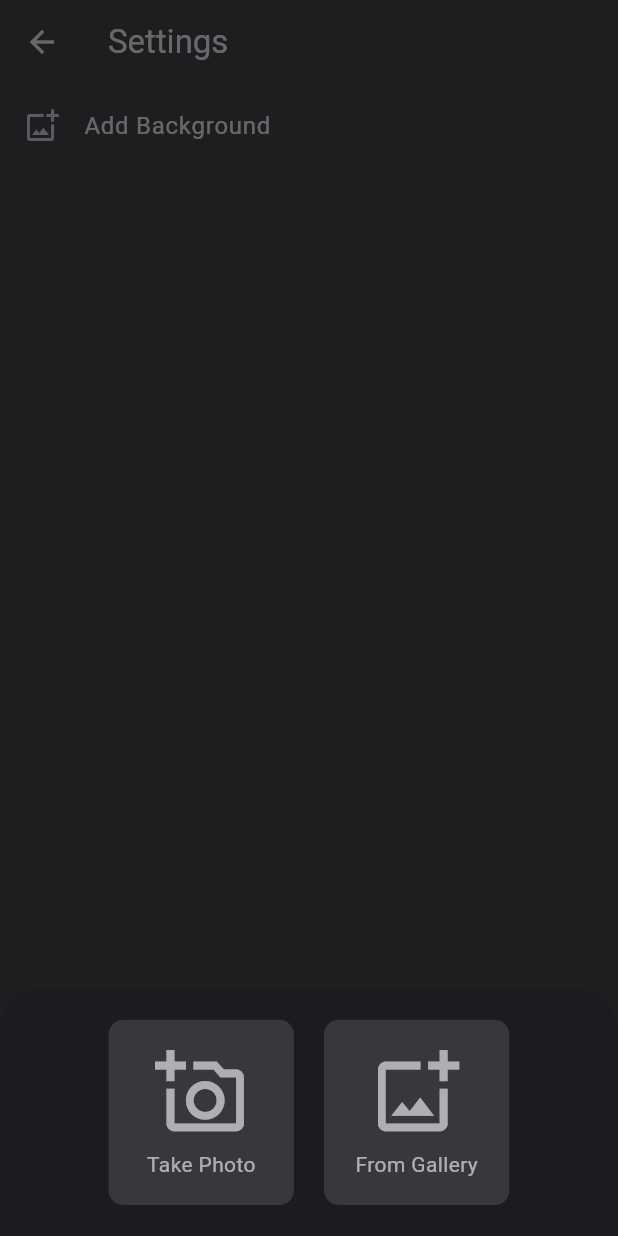
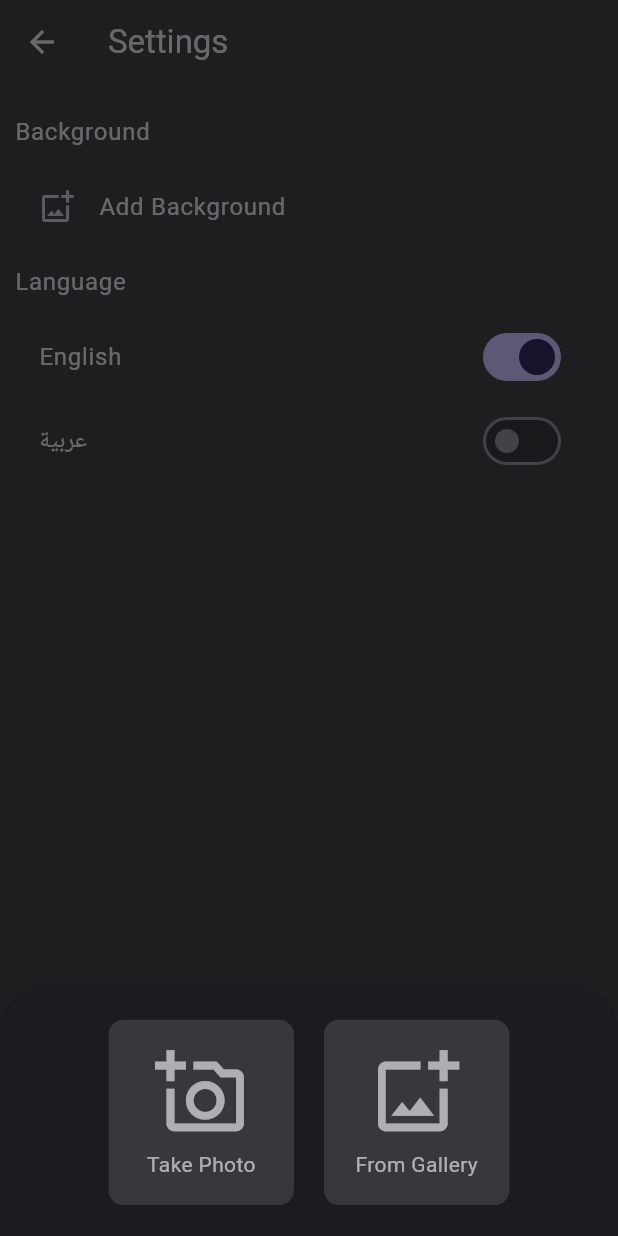
Before and after one commit to talatsaleh/note_it, a Flutter app: the SettingsScreen screen opened directly, after a tap on "Add Background", on a phone screen of 412 x 824 dp. Run offline on Flutter 3.47's test engine with Material 3 defaults, Android fonts, the phone set to English and light mode, and no system bars; our stand-ins replace flutter_riverpod, google_fonts, image_picker, riverpod, sqflite; accounts and stored records are empty; Roboto replaces fonts that are missing (Signika).

Commit message:
downgrade intl to ^18.1 for localization added localization to the app added localization provider to handle change language in settings handle some issues when change language handle direction of text when writing english or arabic now any arabic text will be rtl even if locale of app is english and so on

```diff
--- a/lib/providers/image_provider.dart
+++ b/lib/providers/image_provider.dart
@@ -20,7 +20,6 @@ class ImageNotifier extends StateNotifier<File?> {
     final Directory appDocImageFolder = await _getPath();
     final list = appDocImageFolder.listSync(recursive: true);
     if (list.isEmpty) {
-      print('there is no image!');
       return null;
     }
     state = list.first as File?;
--- /dev/null
+++ b/lib/providers/localization_provider.dart
@@ -0,0 +1,14 @@
+import 'package:flutter/material.dart';
+import 'package:riverpod/riverpod.dart';
+
+class LocalizationNotifier extends StateNotifier<Locale> {
+  LocalizationNotifier() : super(const Locale('en'));
+  void setLocal(String languageCode) {
+    state = Locale(languageCode);
+  }
+}
+
+final localizationProvider =
+    StateNotifierProvider<LocalizationNotifier, Locale>(
+  (ref) => LocalizationNotifier(),
+);
--- a/lib/screens/home_screen.dart
+++ b/lib/screens/home_screen.dart
@@ -9,6 +9,7 @@ import 'package:notes_app/providers/note_provider.dart';
 import 'package:notes_app/screens/add_note_screen.dart';
 import 'package:notes_app/modules/note_module.dart';
 import 'package:notes_app/screens/settings_screen.dart';
+import 'package:notes_app/utils/localization/app_localization.dart';
 import 'package:notes_app/widgets/note_widget.dart';
 
 class HomeScreen extends ConsumerStatefulWidget {
@@ -143,7 +144,7 @@ class NothingToSeeHere extends StatelessWidget {
                   ),
             ),
             Text(
-              'There is no Notes to see, try to add one',
+              'there_is_no_widget'.tr(context),
               style: Theme.of(context).textTheme.bodyLarge!.copyWith(
                     color: Theme.of(context).colorScheme.onBackground,
                   ),
--- a/lib/screens/settings_screen.dart
+++ b/lib/screens/settings_screen.dart
@@ -3,7 +3,10 @@ import 'dart:io';
 import 'package:flutter/material.dart';
 import 'package:flutter_riverpod/flutter_riverpod.dart';
 import 'package:notes_app/providers/image_provider.dart';
+import 'package:notes_app/providers/localization_provider.dart';
+import 'package:notes_app/utils/localization/app_localization.dart';
 import 'package:notes_app/widgets/add_image_widget.dart';
+import 'package:notes_app/widgets/switch_language_widget.dart';
 import 'package:path/path.dart' as path;
 
 class SettingsScreen extends ConsumerStatefulWidget {
@@ -17,10 +20,16 @@ class _SettingsScreenNotifier extends ConsumerState<SettingsScreen> {
   late PickImage picker;
   File? _image;
   bool _isRun = true;
+  bool _english = false;
+  bool _arabic = false;
 
   @override
   void didChangeDependencies() {
     if (_isRun) {
+      _english =
+          ref.read(localizationProvider).languageCode == 'en' ? true : false;
+      _arabic =
+          ref.read(localizationProvider).languageCode == 'ar' ? true : false;
       picker = PickImage(
         context,
         pickImage: (image) {
@@ -53,20 +62,38 @@ class _SettingsScreenNotifier extends ConsumerState<SettingsScreen> {
               Theme.of(context).colorScheme.background.withOpacity(.8),
           appBar: AppBar(
             backgroundColor: Colors.transparent,
-            title: const Text('Settings'),
+            title: Text("settings".tr(context)),
           ),
-          body: Column(
+          body: Padding(
+            padding: const EdgeInsets.all(10),
+            child: Column(
+              crossAxisAlignment: CrossAxisAlignment.start,
               children: [
+                const SizedBox(
+                  height: 10,
+                ),
+                Text('background'.tr(context),
+                    style: Theme.of(context).textTheme.bodyLarge!.copyWith(
+                          color: Theme.of(context).colorScheme.onBackground,
+                        )),
+                const SizedBox(
+                  height: 10,
+                ),
                 ListTile(
                   onTap: () {
                     picker.addImage();
                   },
                   leading: const Icon(Icons.add_photo_alternate_outlined),
-                title: const Text('Add Background'),
+                  title: Text("add_background".tr(context)),
                   trailing:
                       _image == null ? null : Text(path.basename(_image!.path)),
                 ),
+                const SizedBox(
+                  height: 10,
+                ),
+                SwitchLanguageWidget()
               ],
+            ),
           ),
         ),
       ],
--- /dev/null
+++ b/lib/utils/localization/app_localization.dart
@@ -0,0 +1,55 @@
+import 'dart:convert';
+
+import 'package:flutter/material.dart';
+import 'package:flutter/services.dart';
+
+class AppLocalizations {
+  final Locale? locale;
+
+  AppLocalizations(this.locale);
+
+  static AppLocalizations? of(BuildContext context) {
+    return Localizations.of<AppLocalizations>(context, AppLocalizations);
+  }
+
+  static const LocalizationsDelegate<AppLocalizations> delegate =
+      _AppLocalizationDelegate();
+  late Map<String, String> _localizedStrings;
+
+  Future loadJsonLanguage() async {
+    String jsonString =
+        await rootBundle.loadString('assets/lang/${locale!.languageCode}.json');
+    Map<String, dynamic> jsonMap = json.decode(jsonString);
+    _localizedStrings = jsonMap.map((key, value) {
+      return MapEntry(key, value.toString());
+    });
+  }
+
+  String translate(String key) => _localizedStrings[key] ?? '';
+}
+
+class _AppLocalizationDelegate extends LocalizationsDelegate<AppLocalizations> {
+  const _AppLocalizationDelegate();
+
+  @override
+  bool isSupported(Locale locale) {
+    return ['en', 'ar'].contains(locale.languageCode);
+  }
+
+  @override
+  Future<AppLocalizations> load(Locale locale) async {
+    AppLocalizations localizations = AppLocalizations(locale);
+    await localizations.loadJsonLanguage();
+    return localizations;
+  }
+
+  @override
+  bool shouldReload(covariant LocalizationsDelegate<AppLocalizations> old) {
+    return false;
+  }
+}
+
+extension TranslateForLocal on String {
+  String tr(BuildContext context) =>
+      AppLocalizations.of(context)!.translate(this);
+}
--- a/lib/widgets/add_image_widget.dart
+++ b/lib/widgets/add_image_widget.dart
@@ -2,6 +2,7 @@ import 'dart:io';
 
 import 'package:flutter/material.dart';
 import 'package:image_picker/image_picker.dart';
+import 'package:notes_app/utils/localization/app_localization.dart';
 
 class AddImageWidget extends StatefulWidget {
   const AddImageWidget({super.key, required this.image});
@@ -83,12 +84,14 @@ class CustomVerticalIconButton extends StatelessWidget {
           children: [
             Icon(icon,
                 size: size == null ? null : size! * .5, color: Colors.white60),
-            Text(
+            FittedBox(
+              child: Text(
                 label,
                 style: Theme.of(context)
                     .textTheme
                     .bodyMedium!
                     .copyWith(color: Colors.white60),
+              ),
             )
           ],
         ),
@@ -132,8 +135,6 @@ class PickImage {
   }
 
   void addImage() async {
-    print(image == null ? 'image: no' : 'image: yes');
-    print(isSet ? 'set: yes' : 'set: no');
     await showModalBottomSheet(
       context: context,
       builder: (context) {
@@ -144,7 +145,7 @@ class PickImage {
             children: [
               CustomVerticalIconButton(
                 size: image != null && isSet ? null : size.height * .15,
-                label: 'Take Photo',
+                label: "take_photo".tr(context),
                 icon: Icons.add_a_photo_outlined,
                 action: () => _pickImage(ImageSource.camera),
               ),
@@ -152,12 +153,13 @@ class PickImage {
                 action: () => _pickImage(ImageSource.gallery),
                 size: image != null && isSet ? null : size.height * .15,
                 icon: Icons.add_photo_alternate_outlined,
-                  label: 'From Gallery'),
+                label: "from_Gallery".tr(context),
+              ),
               if (image != null && isSet)
                 CustomVerticalIconButton(
                     size: null,
                     icon: Icons.close,
-                    label: 'Remove',
+                    label: "remove".tr(context),
                     action: () {
                       removeImage();
                       prevImage = false;
--- /dev/null
+++ b/lib/widgets/switch_language_widget.dart
@@ -0,0 +1,58 @@
+import 'package:flutter/material.dart';
+import 'package:flutter_riverpod/flutter_riverpod.dart';
+import 'package:notes_app/providers/localization_provider.dart';
+import 'package:notes_app/utils/localization/app_localization.dart';
+
+class SwitchLanguageWidget extends StatelessWidget {
+  const SwitchLanguageWidget({super.key});
+
+  @override
+  Widget build(BuildContext context) {
+    return Column(
+      crossAxisAlignment: CrossAxisAlignment.start,
+      children: [
+        Text('language'.tr(context),
+            style: Theme.of(context).textTheme.bodyLarge!.copyWith(
+                  color: Theme.of(context).colorScheme.onBackground,
+                )),
+        const SizedBox(
+          height: 10,
+        ),
+        const _SwitchListTile('en', 'English'),
+        const _SwitchListTile('ar', 'عربية'),
+      ],
+    );
+  }
+}
+
+class _SwitchListTile extends ConsumerStatefulWidget {
+  const _SwitchListTile(this.languageCode, this.title, {super.key});
+
+  final String languageCode;
+  final String title;
+
+  @override
+  ConsumerState<_SwitchListTile> createState() => _SwitchListTileNotifier();
+}
+
+class _SwitchListTileNotifier extends ConsumerState<_SwitchListTile> {
+  late Locale locale;
+  late bool value;
+
+  @override
+  Widget build(BuildContext context) {
+    locale = ref.watch(localizationProvider);
+    value = locale.languageCode == widget.languageCode ? true : false;
+    return SwitchListTile(
+        title: Text(widget.title),
+        value: value,
+        onChanged: (newValue) {
+          setState(() => value = newValue);
+          if (value) {
+            ref
+                .read(localizationProvider.notifier)
+                .setLocal(widget.languageCode);
+          }
+        });
+  }
+}
```
Also changed, not shown: assets/lang/ar.json (added, +17 -0 lines), assets/lang/en.json (added, +17 -0 lines), lib/main.dart (+28 -2 lines), lib/screens/add_note_screen.dart (+23 -13 lines), lib/screens/view_note_screen.dart (+45 -21 lines), lib/utils/localization/detect_language.dart (added, +39 -0 lines), lib/widgets/note_widget.dart (+29 -14 lines), pubspec.yaml (+7 -1 lines), pubspec.lock. Lines whose indentation alone changed are shown as unchanged.
